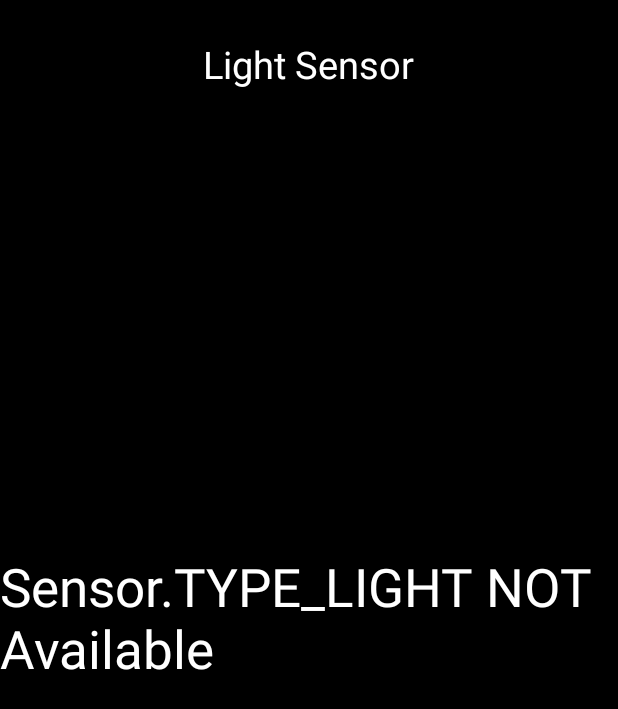
After one commit to buddheshwarnathkeshari/Sensor-box-android, an Android app: the LightActivity screen opened directly, with no data from a screen before it, on a phone screen of 412 x 824 dp. The commit adds this screen. Shown: the top 709 px of the screen. Run offline under Robolectric (Android 15) with nearby library versions, the phone set to English and light mode, and no system bars.

Commit message:
Light sensor implemented, Proximity sensor implemented, Compass implemented,RAM usage implemented

```diff
--- /dev/null
+++ b/app/src/main/java/com/buddheshwar/sensorbox/LightActivity.java
@@ -0,0 +1,66 @@
+package com.buddheshwar.sensorbox;
+
+import androidx.appcompat.app.AppCompatActivity;
+
+import android.hardware.Sensor;
+import android.hardware.SensorEvent;
+import android.hardware.SensorEventListener;
+import android.hardware.SensorManager;
+import android.os.Bundle;
+import android.widget.TextView;
+
+public class LightActivity extends AppCompatActivity implements SensorEventListener {
+    TextView textLIGHT_available, textLIGHT_reading;
+
+    @Override
+    public void onCreate(Bundle savedInstanceState) {
+        super.onCreate(savedInstanceState);
+        setContentView(R.layout.activity_light);
+
+        textLIGHT_available
+                = (TextView)findViewById(R.id.tv_available);
+        textLIGHT_reading
+                = (TextView)findViewById(R.id.tv_reading);
+
+        SensorManager mySensorManager = (SensorManager)getSystemService(SENSOR_SERVICE);
+
+        Sensor lightSensor = mySensorManager.getDefaultSensor(Sensor.TYPE_LIGHT);
+        if(lightSensor != null){
+            mySensorManager.registerListener(
+                    lightSensorListener,
+                    lightSensor,
+                    SensorManager.SENSOR_DELAY_NORMAL);
+
+        } else {
+            textLIGHT_available.setText("Sensor.TYPE_LIGHT NOT Available");
+        }
+    }
+
+    private final SensorEventListener lightSensorListener
+            = new SensorEventListener(){
+
+        @Override
+        public void onAccuracyChanged(Sensor sensor, int accuracy) {
+            // TODO Auto-generated method stub
+
+        }
+
+        @Override
+        public void onSensorChanged(SensorEvent event) {
+            if(event.sensor.getType() == Sensor.TYPE_LIGHT){
+                textLIGHT_reading.setText("LIGHT: " + event.values[0]);
+            }
+        }
+
+    };
+
+    @Override
+    public void onSensorChanged(SensorEvent event) {
+
+    }
+
+    @Override
+    public void onAccuracyChanged(Sensor sensor, int accuracy) {
+
+    }
+}
--- /dev/null
+++ b/app/src/main/java/com/buddheshwar/sensorbox/Memory.java
@@ -0,0 +1,56 @@
+package com.buddheshwar.sensorbox;
+
+import androidx.appcompat.app.AppCompatActivity;
+
+import android.app.ActivityManager;
+import android.os.Bundle;
+import android.os.Handler;
+import android.widget.TextView;
+
+import java.util.Timer;
+import java.util.TimerTask;
+
+public class Memory extends AppCompatActivity {
+
+
+    double per,usedper;
+    int usedPer;
+    @Override
+    protected void onCreate(Bundle savedInstanceState) {
+        super.onCreate(savedInstanceState);
+        setContentView(R.layout.activity_memory);
+
+
+
+
+        final TextView tvPer=findViewById(R.id.tv_per);
+
+        final Handler handler=new Handler();
+        final Runnable runnable=new Runnable() {
+            @Override
+            public void run() {
+                final ActivityManager.MemoryInfo memoryInfo=new ActivityManager.MemoryInfo();
+                ActivityManager activityManager=(ActivityManager)getSystemService(ACTIVITY_SERVICE);
+                activityManager.getMemoryInfo(memoryInfo);
+                double availableMB=memoryInfo.availMem/0x100000L;
+
+                per=memoryInfo.availMem/(double)memoryInfo.totalMem*100.0;
+                usedper=100-per;
+                tvPer.setText(""+String.format("%.2f",usedper)+"%");
+                handler.postDelayed(this,100);
+            }
+        };
+        handler.post(runnable);
+
+
+
+
+
+
+
+
+
+    }
+
+
+}
--- /dev/null
+++ b/app/src/main/res/layout/activity_light.xml
@@ -0,0 +1,40 @@
+<?xml version="1.0" encoding="utf-8"?>
+<RelativeLayout xmlns:android="http://schemas.android.com/apk/res/android"
+    xmlns:app="http://schemas.android.com/apk/res-auto"
+    xmlns:tools="http://schemas.android.com/tools"
+    android:layout_width="match_parent"
+    android:layout_height="match_parent"
+    tools:context=".LightActivity"
+    android:background="#000000">
+
+    <TextView
+        android:layout_width="wrap_content"
+        android:layout_height="wrap_content"
+        android:text="Light Sensor"
+        android:layout_centerHorizontal="true"
+        android:textSize="25dp"
+        android:textColor="#ffffff"
+        android:layout_alignParentTop="true"
+        android:layout_marginTop="25dp"/>
+
+    <TextView
+        android:layout_width="wrap_content"
+        android:layout_height="wrap_content"
+        android:id="@+id/tv_available"
+        android:layout_centerInParent="true"
+        android:textSize="35dp"
+
+        android:textColor="#ffffff"/>
+    <TextView
+        android:layout_width="wrap_content"
+        android:layout_height="wrap_content"
+        android:id="@+id/tv_reading"
+        android:layout_below="@id/tv_available"
+        android:textSize="35dp"
+        android:layout_centerHorizontal="true"
+        android:textColor="#ffffff"/>
+
+
+
+
+</RelativeLayout>
```
Also changed, not shown: app/src/main/AndroidManifest.xml (+9 -3 lines), app/src/main/java/com/buddheshwar/sensorbox/CompassActivity.java (added, +91 -0 lines), app/src/main/java/com/buddheshwar/sensorbox/ProximityActivity.java (added, +67 -0 lines), app/src/main/java/com/buddheshwar/sensorbox/Sound.java (added, +29 -0 lines), app/src/main/java/com/buddheshwar/sensorbox/SoundMeter.java (added, +36 -0 lines), app/src/main/java/com/buddheshwar/sensorbox/ui/main/PlaceholderFragment.java (+47 -1 lines), app/src/main/res/layout/activity_compass.xml (added, +26 -0 lines), app/src/main/res/layout/activity_memory.xml (added, +30 -0 lines), app/src/main/res/layout/activity_memory_info.xml (added, +9 -0 lines), app/src/main/res/layout/activity_proximity.xml (added, +20 -0 lines), app/src/main/res/layout/activity_sound.xml (added, +18 -0 lines), app/src/main/res/drawable/compass.png (added).
